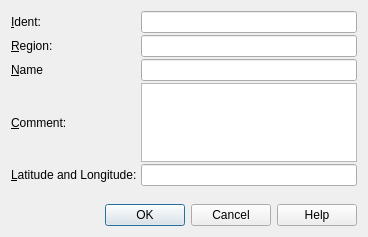
Before: the Qt Designer form src/route/userwaypointdialog.ui in albar965/littlenavmap, drawn with Qt 5.
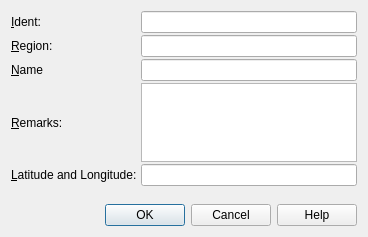
After: the same form once the commit is applied.

Commit message: Changed all comment/description field names to "Remarks" for consistency. Put userpoint menu items into sub in map context menu. Added tooltip for flight plan remarks.

The edit to the form file:
```diff
--- a/src/route/userwaypointdialog.ui
+++ b/src/route/userwaypointdialog.ui
@@ -75,7 +75,7 @@
    <item row="4" column="0">
     <widget class="QLabel" name="labelRouteUserWaypointComment">
      <property name="text">
-      <string>&amp;Comment:</string>
+      <string>&amp;Remarks:</string>
      </property>
      <property name="buddy">
       <cstring>textEditRouteUserWaypointComment</cstring>
```
Left out of the diff: 2 changed lines with no effect on the pictures. The commit also changes 10 other files.
